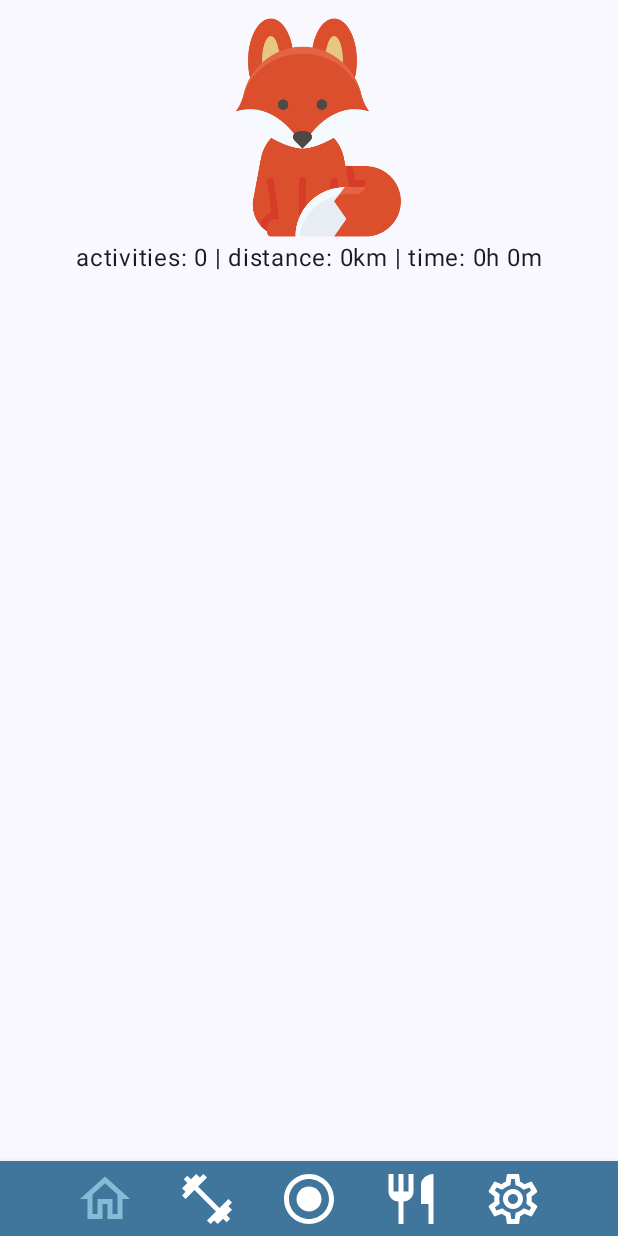
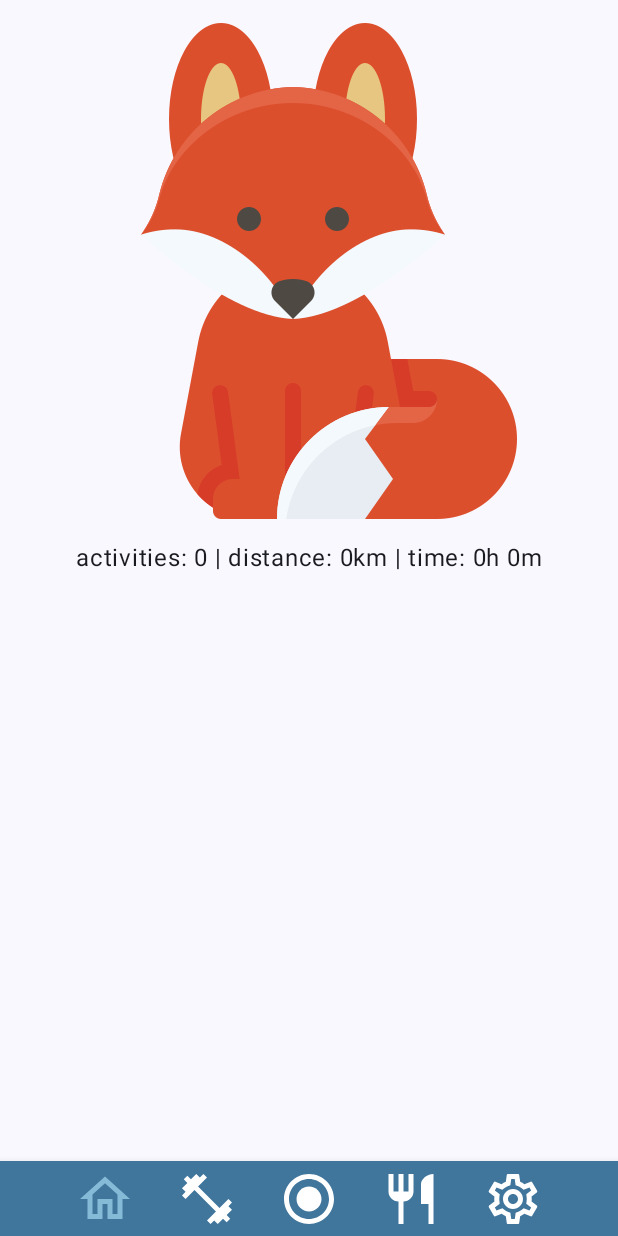
Before and after one commit to GeorgeWhittington/Fitness-App, an Android app built with Jetpack Compose: the screen it shows after launch (MainActivity), on a phone screen of 412 x 824 dp. Run offline under Robolectric (Android 15) with nearby library versions, the phone set to English and light mode, and no system bars; our stand-ins replace Dagger/Hilt's generated code.

Commit message:
Fixed avatar size

```diff
--- a/app/src/main/java/com/foxden/fitnessapp/ui/HomeScreen.kt
+++ b/app/src/main/java/com/foxden/fitnessapp/ui/HomeScreen.kt
@@ -109,14 +109,16 @@ fun HomeScreen(navigation: NavController, application: Application, dbHelper: DB
                 .verticalScroll(rememberScrollState()),
             horizontalAlignment = Alignment.CenterHorizontally
         ) {
+            Row (modifier = Modifier.height(350.dp)){
                 if (!isLoading) {
                     Image(
                         painter = painterResource(image),
                         contentDescription = stringResource(id = R.string.cat_alt_text),
-                    modifier = Modifier.size(width = 150.dp, height = 150.dp)
+                        //modifier = Modifier.size(width = 150.dp, height = 150.dp)
                     )
                 } else {
                     Icon(Icons.Outlined.Image, contentDescription = null, modifier = Modifier.padding(end = 10.dp))
+                }
             }
             Text(text = "activities: 0 | distance: 0km | time: 0h 0m")
 
```
Lines whose indentation alone changed are shown as unchanged.
